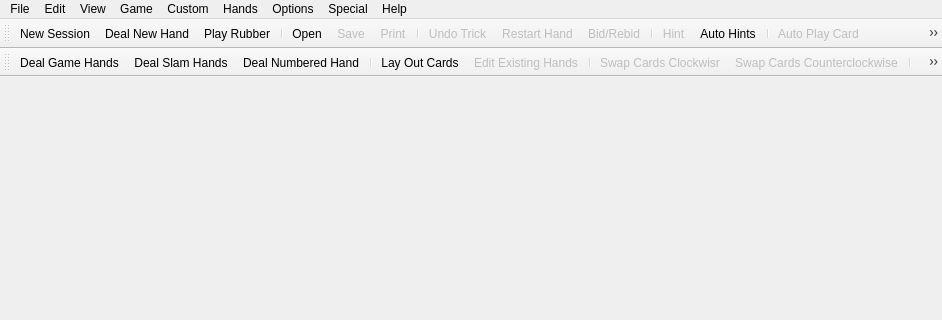
Above: ZBridge/cmainframe.ui from erik-knudsen/BridgeZ before the change; both pictures show x 0 to 942 and y 0 to 320 of the 942 by 600 pixel window. Below: the same form after it.
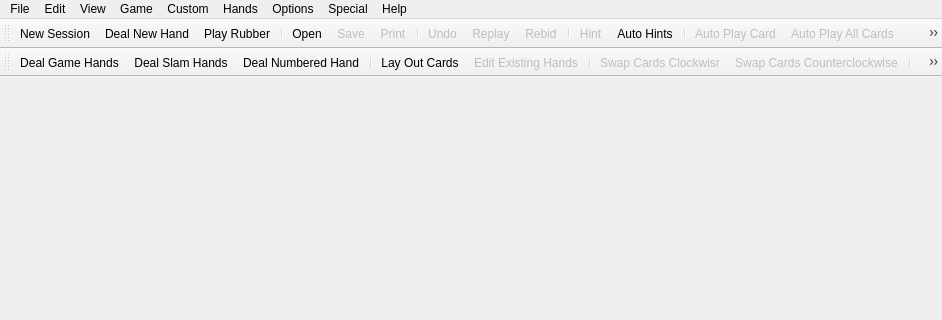
That is the form after the change. Icons and pictures are not drawn. Custom widgets are drawn as their Qt base class.

Commit message: Started undo bid and play.

What changed in the file:
```diff
--- a/ZBridge/cmainframe.ui
+++ b/ZBridge/cmainframe.ui
@@ -213,7 +213,7 @@
    <addaction name="actionSave"/>
    <addaction name="actionPrint"/>
    <addaction name="separator"/>
-   <addaction name="action_Undo_Trick"/>
+   <addaction name="actionUndo"/>
    <addaction name="action_Restart_Hand"/>
    <addaction name="action_Bid_Rebid"/>
    <addaction name="separator"/>
@@ -349,21 +349,6 @@
     <string>E&amp;xit</string>
    </property>
   </action>
-  <action name="action_Undo_Trick">
-   <property name="enabled">
-    <bool>false</bool>
-   </property>
-   <property name="icon">
-    <iconset resource="images.qrc">
-     <normaloff>:/newPrefix/resources/EDITUNDO.BMP</normaloff>:/newPrefix/resources/EDITUNDO.BMP</iconset>
-   </property>
-   <property name="text">
-    <string>&amp;Undo Trick</string>
-   </property>
-   <property name="shortcut">
-    <string>Backspace</string>
-   </property>
-  </action>
   <action name="actionCu_t">
    <property name="enabled">
     <bool>false</bool>
@@ -549,7 +534,7 @@
      <normaloff>:/newPrefix/resources/BidHand.bmp</normaloff>:/newPrefix/resources/BidHand.bmp</iconset>
    </property>
    <property name="text">
-    <string>&amp;Bid/Rebid...</string>
+    <string>&amp;Rebid</string>
    </property>
    <property name="shortcut">
     <string>F3</string>
@@ -564,7 +549,7 @@
      <normaloff>:/newPrefix/resources/RestartPlay.bmp</normaloff>:/newPrefix/resources/RestartPlay.bmp</iconset>
    </property>
    <property name="text">
-    <string>&amp;Restart Hand</string>
+    <string>&amp;Replay</string>
    </property>
    <property name="shortcut">
     <string>F4</string>
@@ -1217,6 +1202,24 @@
     <string>New Session</string>
    </property>
   </action>
+  <action name="actionUndo">
+   <property name="enabled">
+    <bool>false</bool>
+   </property>
+   <property name="icon">
+    <iconset resource="images.qrc">
+     <normaloff>:/newPrefix/resources/EDITUNDO.BMP</normaloff>:/newPrefix/resources/EDITUNDO.BMP</iconset>
+   </property>
+   <property name="text">
+    <string>Undo</string>
+   </property>
+   <property name="toolTip">
+    <string>Undo bid or trick</string>
+   </property>
+   <property name="shortcut">
+    <string>F2</string>
+   </property>
+  </action>
  </widget>
  <layoutdefault spacing="6" margin="11"/>
  <customwidgets>
```
Left out of the diff: 5 changed lines with no effect on the pictures. The commit also changes 6 other files.
